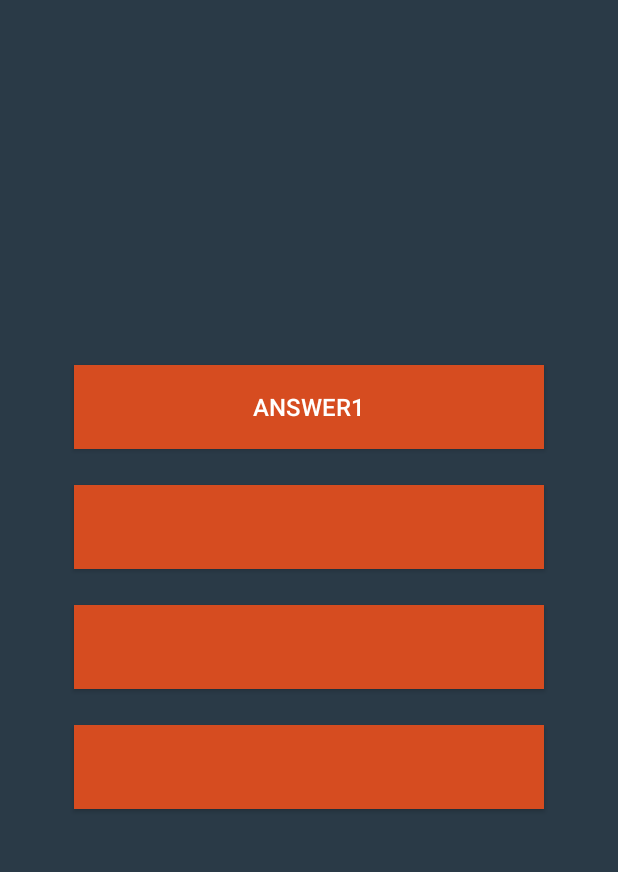
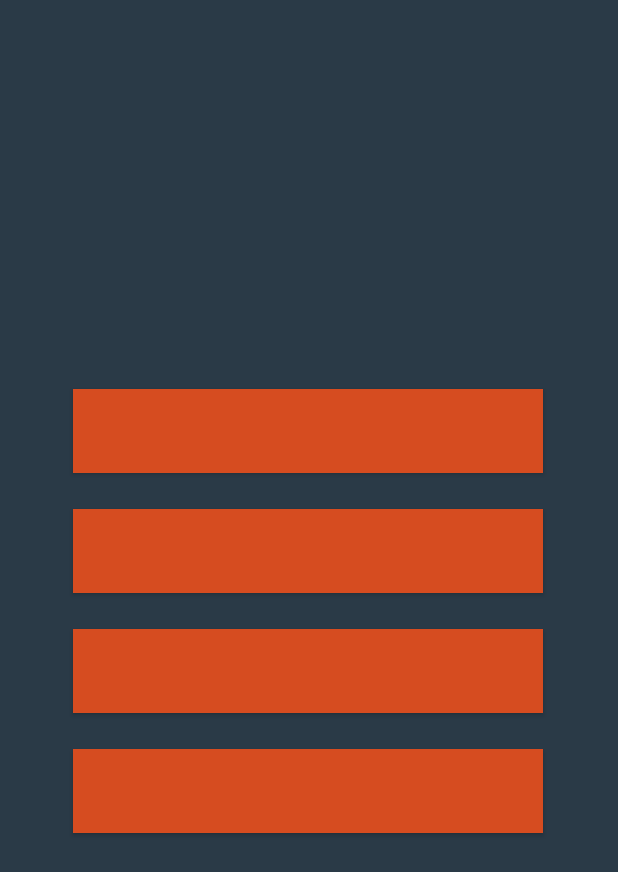
Before and after one commit to llitte/final_project, an Android app: the StartGameActivity screen opened directly, with no data from a screen before it, on a phone screen of 412 x 824 dp. Shown: the top 872 px of the screen. Run offline under Robolectric (Android 15) with nearby library versions, the phone set to English and light mode, and no system bars.

Commit message:
//23.11.2020 17:54 ครั้งที่ 3

```diff
--- a/app/src/main/java/mongkhonsin/atsadawut/didyouknow/ScoreBoardActivity.java
+++ b/app/src/main/java/mongkhonsin/atsadawut/didyouknow/ScoreBoardActivity.java
@@ -39,6 +39,7 @@ public class ScoreBoardActivity extends AppCompatActivity {
                 AppDatabase db = AppDatabase.getInstance(ScoreBoardActivity.this);
                 User[] user = db.userDao().getAllUsers();
                 User user1 = db.userDao().getUserById(userId);
+                Id.setText("" + user1.userName);
             }
         });
         executors.mainThread().execute(new Runnable() {
--- a/app/src/main/java/mongkhonsin/atsadawut/didyouknow/SelectCategoryActivity.java
+++ b/app/src/main/java/mongkhonsin/atsadawut/didyouknow/SelectCategoryActivity.java
@@ -17,8 +17,6 @@ public class SelectCategoryActivity extends AppCompatActivity {
     private Button artistCategoryButton;
     private Button animalCategoryButton;
     private Button scoreButton;
-
-
 
     @Override
     protected void onCreate(Bundle savedInstanceState) {
--- a/app/src/main/java/mongkhonsin/atsadawut/didyouknow/StartGameActivity.java
+++ b/app/src/main/java/mongkhonsin/atsadawut/didyouknow/StartGameActivity.java
@@ -1,15 +1,19 @@
 package mongkhonsin.atsadawut.didyouknow;
 
+import androidx.appcompat.app.AlertDialog;
 import androidx.appcompat.app.AppCompatActivity;
 
+import android.content.DialogInterface;
 import android.content.Intent;
 import android.os.Bundle;
-import android.widget.TextView;
+import android.view.View;
+import android.widget.Button;
 
 import mongkhonsin.atsadawut.didyouknow.model.QuestionAndAnswer;
-import mongkhonsin.atsadawut.didyouknow.model.QuestionAndAnswerList;
 
-public class StartGameActivity extends AppCompatActivity {
+public class StartGameActivity extends AppCompatActivity implements View.OnClickListener {
+
+    private Button[] mChoiceButton = new Button[4];
 
 
     @Override
@@ -19,6 +23,13 @@ public class StartGameActivity extends AppCompatActivity {
 
         Intent i = getIntent();
         String category = i.getStringExtra("category");
+        mChoiceButton[0] = findViewById(R.id.choice1_button);
+        mChoiceButton[1] = findViewById(R.id.choice2_button);
+        mChoiceButton[2] = findViewById(R.id.choice3_button);
+        mChoiceButton[3] = findViewById(R.id.choice4_button);
+        for(int index = 0; index < 4; index++){
+            mChoiceButton[index].setOnClickListener(this);
+        }
         QuestionAndAnswer[] animalCategoryList = {
                 // 1
                 new QuestionAndAnswer(
@@ -62,8 +73,12 @@ public class StartGameActivity extends AppCompatActivity {
                         "อุณหภูมร่างกาย")
         };
 
-
-
-
+    }
+    public void onClick(View view){
+        Button b = findViewById(view.getId());
+        AlertDialog.Builder a = new AlertDialog.Builder(StartGameActivity.this);
+        a.setMessage("AAAAA");
+        a.setNegativeButton("No", null);
+        a.show();
     }
 }
--- a/app/src/main/res/layout/activity_start_game.xml
+++ b/app/src/main/res/layout/activity_start_game.xml
@@ -9,17 +9,18 @@
 
     <TextView
         android:id="@+id/question_text_view"
-        android:layout_width="369dp"
-        android:layout_height="149dp"
+        android:layout_width="372dp"
+        android:layout_height="117dp"
         android:gravity="center"
         android:textColor="#FFFFFF"
         android:textSize="25sp"
         android:textStyle="bold"
         app:layout_constraintBottom_toBottomOf="parent"
         app:layout_constraintEnd_toEndOf="parent"
+        app:layout_constraintHorizontal_bias="0.487"
         app:layout_constraintStart_toStartOf="parent"
         app:layout_constraintTop_toTopOf="parent"
-        app:layout_constraintVertical_bias="0.114"
+        app:layout_constraintVertical_bias="0.177"
         tools:text="question" />
 
     <Button
@@ -28,7 +29,6 @@
         android:layout_height="56dp"
         android:layout_marginBottom="8dp"
         android:background="#D64C20"
-        android:text="answer1"
         android:textColor="#FFFFFF"
         android:textSize="16dp"
         app:layout_constraintBottom_toTopOf="@+id/choice2_button"
@@ -37,7 +37,8 @@
         app:layout_constraintStart_toStartOf="@+id/question_text_view"
         app:layout_constraintTop_toBottomOf="@+id/question_text_view"
         app:layout_constraintVertical_bias="0.060000002"
-        app:layout_constraintVertical_chainStyle="packed" />
+        app:layout_constraintVertical_chainStyle="packed"
+        tools:text="answer1" />
 
     <Button
         android:id="@+id/choice2_button"
```
